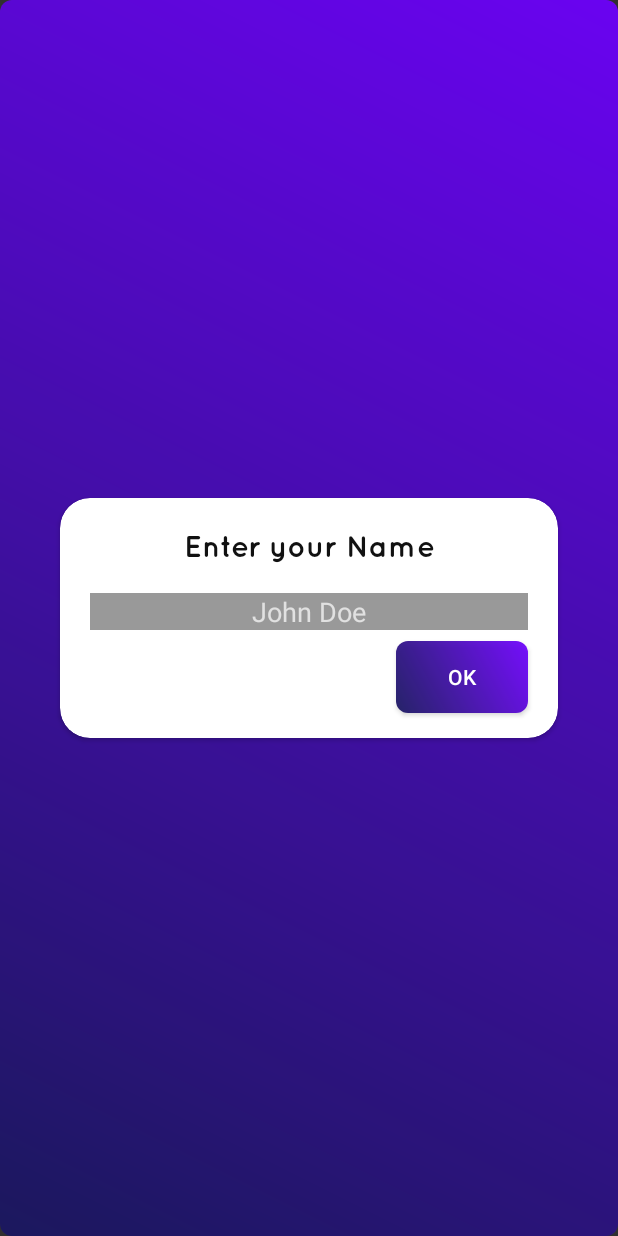
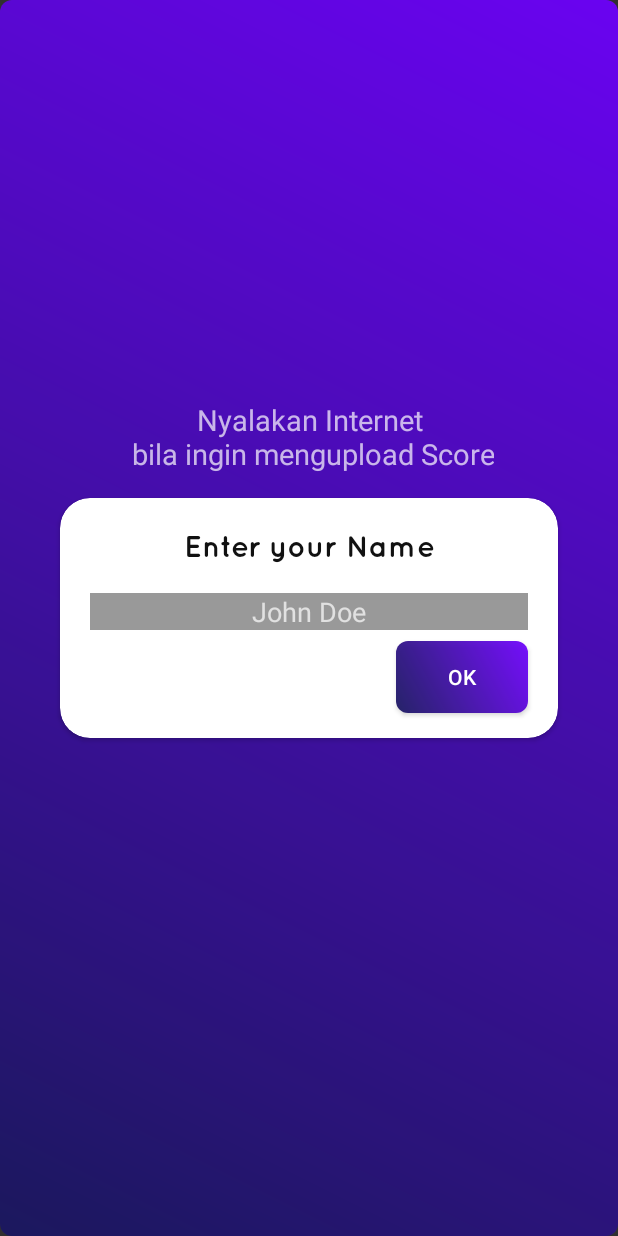
Before and after one commit to Yasfa0/Slide-it-Puzzle, an Android app: the HasilActivity screen opened directly, with no data from a screen before it, on a phone screen of 412 x 824 dp. Run offline under Robolectric (Android 15) with nearby library versions, the light colour scheme and no system bars; our stand-ins replace AdMob, sdp/ssp sizes; libraries missing offline, so code that uses them is left out: maes.tech.intentanim.

Commit message:
Menambah Warning nyalakan Internet saat memasukan Nama Player

```diff
--- a/app/src/main/res/layout-sw360dp/activity_hasil.xml
+++ b/app/src/main/res/layout-sw360dp/activity_hasil.xml
@@ -8,8 +8,19 @@
     android:background="@drawable/gradientbackground"
     >
 
+    <TextView
+        android:layout_width="wrap_content"
+        android:layout_height="@dimen/_50sdp"
+        android:textAlignment="center"
+        android:text="Nyalakan Internet\n bila ingin mengupload Score"
+        android:textSize="@dimen/_15sdp"
+        app:layout_constraintRight_toRightOf="parent"
+        app:layout_constraintLeft_toLeftOf="parent"
+        app:layout_constraintBottom_toTopOf="@id/card_name"
+        />
 
     <androidx.cardview.widget.CardView
+        android:id="@+id/card_name"
         android:layout_width="match_parent"
         android:layout_height="160dp"
         android:layout_margin="40sp"
--- a/app/src/main/res/layout/activity_hasil.xml
+++ b/app/src/main/res/layout/activity_hasil.xml
@@ -8,8 +8,19 @@
     android:background="@drawable/gradientbackground"
     >
 
+    <TextView
+        android:layout_width="wrap_content"
+        android:layout_height="@dimen/_50sdp"
+        android:textAlignment="center"
+        android:text="Nyalakan Internet\n bila ingin mengupload Score"
+        android:textSize="@dimen/_15sdp"
+        app:layout_constraintRight_toRightOf="parent"
+        app:layout_constraintLeft_toLeftOf="parent"
+        app:layout_constraintBottom_toTopOf="@id/card_name"
+        />
 
     <androidx.cardview.widget.CardView
+        android:id="@+id/card_name"
         android:layout_width="match_parent"
         android:layout_height="160dp"
         android:layout_margin="40sp"
```
